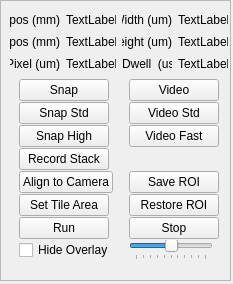
Above: acq4/modules/Imager/imagerTemplate.ui from acq4/acq4 before the change. Below: the same form after it.
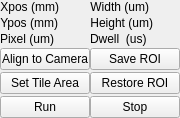
That is the form after the change.

Commit message: Moved frame class to util/imaging Begin replacing imager UI with standard camera controls

What changed in the file:
```diff
--- a/acq4/modules/Imager/imagerTemplate.ui
+++ b/acq4/modules/Imager/imagerTemplate.ui
@@ -6,8 +6,8 @@
    <rect>
     <x>0</x>
     <y>0</y>
-    <width>233</width>
-    <height>284</height>
+    <width>180</width>
+    <height>118</height>
    </rect>
   </property>
   <property name="sizePolicy">
@@ -19,50 +19,16 @@
   <property name="windowTitle">
    <string>Form</string>
   </property>
-  <widget class="QFrame" name="frame">
-   <property name="geometry">
-    <rect>
-     <x>0</x>
-     <y>0</y>
-     <width>231</width>
-     <height>281</height>
-    </rect>
-   </property>
-   <property name="sizePolicy">
-    <sizepolicy hsizetype="Minimum" vsizetype="Maximum">
-     <horstretch>0</horstretch>
-     <verstretch>0</verstretch>
-    </sizepolicy>
-   </property>
-   <property name="minimumSize">
-    <size>
-     <width>231</width>
-     <height>0</height>
-    </size>
-   </property>
-   <property name="maximumSize">
-    <size>
-     <width>400</width>
-     <height>281</height>
-    </size>
-   </property>
-   <property name="frameShape">
-    <enum>QFrame::StyledPanel</enum>
-   </property>
-   <property name="frameShadow">
-    <enum>QFrame::Raised</enum>
-   </property>
-  </widget>
-  <widget class="QWidget" name="layoutWidget">
-   <property name="geometry">
-    <rect>
-     <x>10</x>
-     <y>11</y>
-     <width>218</width>
-     <height>255</height>
-    </rect>
-   </property>
    <layout class="QGridLayout" name="gridLayout">
+   <property name="horizontalSpacing">
+    <number>0</number>
+   </property>
+   <property name="verticalSpacing">
+    <number>2</number>
+   </property>
+   <property name="margin">
+    <number>0</number>
+   </property>
     <item row="0" column="0">
      <widget class="QLabel" name="label_6">
       <property name="sizePolicy">
@@ -88,7 +54,7 @@
        </sizepolicy>
       </property>
       <property name="text">
-       <string>TextLabel</string>
+      <string/>
       </property>
      </widget>
     </item>
@@ -117,7 +83,7 @@
        </sizepolicy>
       </property>
       <property name="text">
-       <string>TextLabel</string>
+      <string/>
       </property>
      </widget>
     </item>
@@ -146,7 +112,7 @@
        </sizepolicy>
       </property>
       <property name="text">
-       <string>TextLabel</string>
+      <string/>
       </property>
      </widget>
     </item>
@@ -175,7 +141,7 @@
        </sizepolicy>
       </property>
       <property name="text">
-       <string>TextLabel</string>
+      <string/>
       </property>
      </widget>
     </item>
@@ -204,7 +170,7 @@
        </sizepolicy>
       </property>
       <property name="text">
-       <string>TextLabel</string>
+      <string/>
       </property>
      </widget>
     </item>
@@ -230,185 +196,11 @@
        </sizepolicy>
       </property>
       <property name="text">
-       <string>TextLabel</string>
+      <string/>
       </property>
      </widget>
     </item>
-    <item row="3" column="0" colspan="4">
-     <layout class="QGridLayout" name="gridLayout_2">
-      <property name="verticalSpacing">
-       <number>1</number>
-      </property>
-      <item row="0" column="0">
-       <widget class="QPushButton" name="snap_Button">
-        <property name="sizePolicy">
-         <sizepolicy hsizetype="Fixed" vsizetype="Fixed">
-          <horstretch>0</horstretch>
-          <verstretch>0</verstretch>
-         </sizepolicy>
-        </property>
-        <property name="minimumSize">
-         <size>
-          <width>90</width>
-          <height>0</height>
-         </size>
-        </property>
-        <property name="layoutDirection">
-         <enum>Qt::LeftToRight</enum>
-        </property>
-        <property name="autoFillBackground">
-         <bool>false</bool>
-        </property>
-        <property name="text">
-         <string>Snap</string>
-        </property>
-       </widget>
-      </item>
-      <item row="0" column="1">
-       <widget class="QPushButton" name="video_button">
-        <property name="sizePolicy">
-         <sizepolicy hsizetype="Fixed" vsizetype="Fixed">
-          <horstretch>0</horstretch>
-          <verstretch>0</verstretch>
-         </sizepolicy>
-        </property>
-        <property name="minimumSize">
-         <size>
-          <width>90</width>
-          <height>0</height>
-         </size>
-        </property>
-        <property name="layoutDirection">
-         <enum>Qt::LeftToRight</enum>
-        </property>
-        <property name="autoFillBackground">
-         <bool>false</bool>
-        </property>
-        <property name="text">
-         <string>Video</string>
-        </property>
-        <property name="checkable">
-         <bool>true</bool>
-        </property>
-       </widget>
-      </item>
-      <item row="1" column="0">
-       <widget class="QPushButton" name="snap_Standard_Button">
-        <property name="sizePolicy">
-         <sizepolicy hsizetype="Fixed" vsizetype="Fixed">
-          <horstretch>0</horstretch>
-          <verstretch>0</verstretch>
-         </sizepolicy>
-        </property>
-        <property name="minimumSize">
-         <size>
-          <width>90</width>
-          <height>0</height>
-         </size>
-        </property>
-        <property name="layoutDirection">
-         <enum>Qt::LeftToRight</enum>
-        </property>
-        <property name="autoFillBackground">
-         <bool>false</bool>
-        </property>
-        <property name="text">
-         <string>Snap Std</string>
-        </property>
-       </widget>
-      </item>
-      <item row="1" column="1">
-       <widget class="QPushButton" name="video_std_button">
-        <property name="sizePolicy">
-         <sizepolicy hsizetype="Fixed" vsizetype="Fixed">
-          <horstretch>0</horstretch>
-          <verstretch>0</verstretch>
-         </sizepolicy>
-        </property>
-        <property name="minimumSize">
-         <size>
-          <width>90</width>
-          <height>0</height>
-         </size>
-        </property>
-        <property name="layoutDirection">
-         <enum>Qt::LeftToRight</enum>
-        </property>
-        <property name="autoFillBackground">
-         <bool>false</bool>
-        </property>
-        <property name="text">
-         <string>Video Std</string>
-        </property>
-        <property name="checkable">
-         <bool>true</bool>
-        </property>
-       </widget>
-      </item>
-      <item row="2" column="0">
-       <widget class="QPushButton" name="snap_High_Button">
-        <property name="sizePolicy">
-         <sizepolicy hsizetype="Fixed" vsizetype="Fixed">
-          <horstretch>0</horstretch>
-          <verstretch>0</verstretch>
-         </sizepolicy>
-        </property>
-        <property name="minimumSize">
-         <size>
-          <width>90</width>
-          <height>0</height>
-         </size>
-        </property>
-        <property name="text">
-         <string>Snap High</string>
-        </property>
-       </widget>
-      </item>
-      <item row="2" column="1">
-       <widget class="QPushButton" name="video_fast_button">
-        <property name="sizePolicy">
-         <sizepolicy hsizetype="Fixed" vsizetype="Fixed">
-          <horstretch>0</horstretch>
-          <verstretch>0</verstretch>
-         </sizepolicy>
-        </property>
-        <property name="minimumSize">
-         <size>
-          <width>90</width>
-          <height>0</height>
-         </size>
-        </property>
-        <property name="text">
-         <string>Video Fast</string>
-        </property>
-        <property name="checkable">
-         <bool>true</bool>
-        </property>
-       </widget>
-      </item>
-      <item row="3" column="0">
-       <widget class="QPushButton" name="record_button">
-        <property name="sizePolicy">
-         <sizepolicy hsizetype="Fixed" vsizetype="Fixed">
-          <horstretch>0</horstretch>
-          <verstretch>0</verstretch>
-         </sizepolicy>
-        </property>
-        <property name="minimumSize">
-         <size>
-          <width>90</width>
-          <height>0</height>
-         </size>
-        </property>
-        <property name="text">
-         <string>Record Stack</string>
-        </property>
-        <property name="checkable">
-         <bool>true</bool>
-        </property>
-       </widget>
-      </item>
-      <item row="4" column="0">
+   <item row="3" column="0" colspan="2">
        <widget class="QPushButton" name="Align_to_Camera">
         <property name="sizePolicy">
          <sizepolicy hsizetype="Fixed" vsizetype="Fixed">
@@ -427,7 +219,7 @@
         </property>
        </widget>
       </item>
-      <item row="4" column="1">
+   <item row="3" column="2" colspan="2">
        <widget class="QPushButton" name="saveROI">
         <property name="sizePolicy">
          <sizepolicy hsizetype="Fixed" vsizetype="Fixed">
@@ -446,7 +238,7 @@
         </property>
        </widget>
       </item>
-      <item row="5" column="0">
+   <item row="4" column="0" colspan="2">
        <widget class="QPushButton" name="set_TilesButton">
         <property name="sizePolicy">
          <sizepolicy hsizetype="Fixed" vsizetype="Fixed">
@@ -468,7 +260,7 @@
         </property>
        </widget>
       </item>
-      <item row="5" column="1">
+   <item row="4" column="2" colspan="2">
        <widget class="QPushButton" name="restoreROI">
         <property name="sizePolicy">
          <sizepolicy hsizetype="Fixed" vsizetype="Fixed">
@@ -487,7 +279,7 @@
         </property>
        </widget>
       </item>
-      <item row="6" column="0">
+   <item row="5" column="0" colspan="2">
        <widget class="QPushButton" name="run_button">
         <property name="sizePolicy">
          <sizepolicy hsizetype="Fixed" vsizetype="Fixed">
@@ -506,7 +298,7 @@
         </property>
        </widget>
       </item>
-      <item row="6" column="1">
+   <item row="5" column="2" colspan="2">
        <widget class="QPushButton" name="stop_button">
         <property name="sizePolicy">
          <sizepolicy hsizetype="Fixed" vsizetype="Fixed">
@@ -525,51 +317,7 @@
         </property>
        </widget>
       </item>
-      <item row="7" column="0">
-       <widget class="QCheckBox" name="hide_check">
-        <property name="sizePolicy">
-         <sizepolicy hsizetype="Fixed" vsizetype="Fixed">
-          <horstretch>0</horstretch>
-          <verstretch>0</verstretch>
-         </sizepolicy>
-        </property>
-        <property name="text">
-         <string>Hide Overlay</string>
-        </property>
-       </widget>
-      </item>
-      <item row="7" column="1">
-       <widget class="QSlider" name="alphaSlider">
-        <property name="sizePolicy">
-         <sizepolicy hsizetype="Fixed" vsizetype="Fixed">
-          <horstretch>0</horstretch>
-          <verstretch>0</verstretch>
-         </sizepolicy>
-        </property>
-        <property name="maximum">
-         <number>100</number>
-        </property>
-        <property name="singleStep">
-         <number>2</number>
-        </property>
-        <property name="value">
-         <number>50</number>
-        </property>
-        <property name="orientation">
-         <enum>Qt::Horizontal</enum>
-        </property>
-        <property name="invertedControls">
-         <bool>true</bool>
-        </property>
-        <property name="tickPosition">
-         <enum>QSlider::TicksBelow</enum>
-        </property>
-       </widget>
-      </item>
-     </layout>
-    </item>
-   </layout>
-  </widget>
+  </layout>
  </widget>
  <resources/>
  <connections/>
```
Lines whose indentation alone changed are shown as unchanged. The commit also changes 10 other files.
